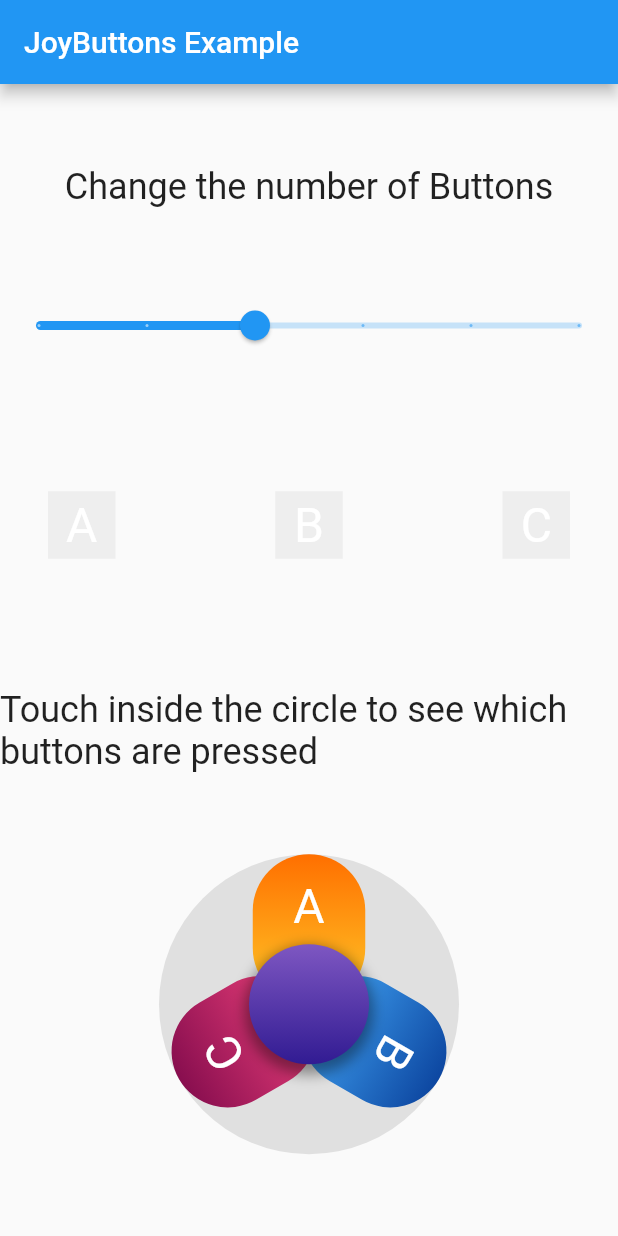
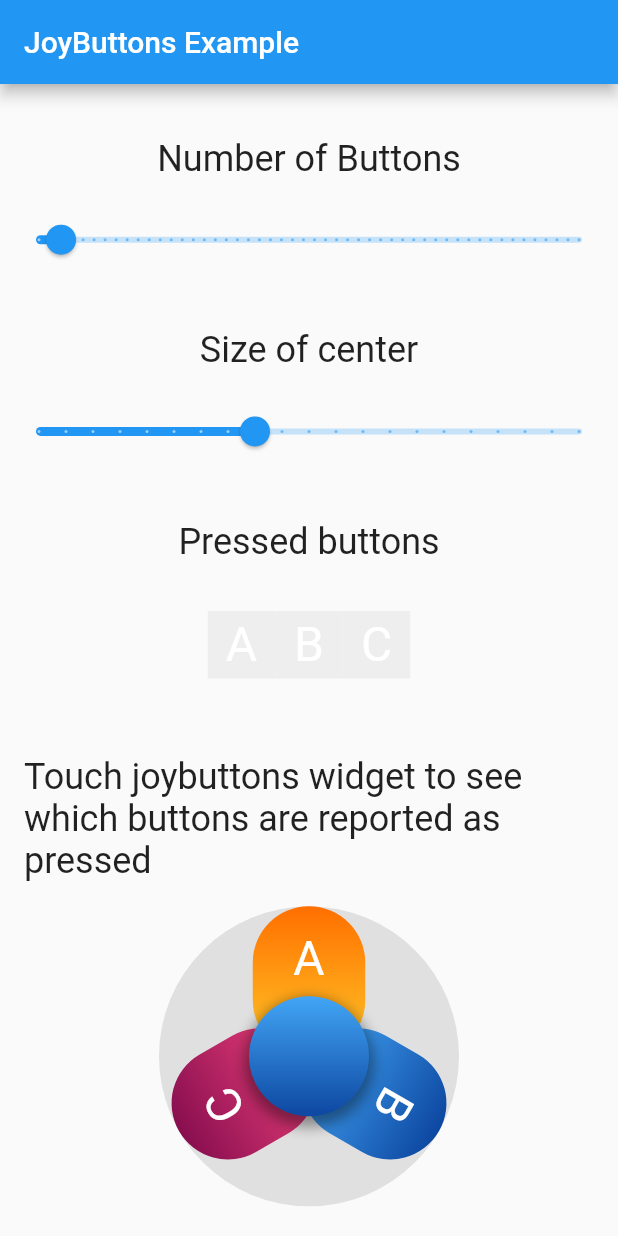
Before and after one commit to cybaker/flutter_joybuttons, a Flutter app: the screen it shows after launch, on a phone screen of 412 x 824 dp. Run offline on Flutter 3.47's test engine with Material 2 defaults, Android fonts, the phone set to English and light mode, and no system bars.

Commit message:
Update example (#4)
* Update version

* Large number of buttons

* Large number of indicators

* Refactor center key

* Refactor example layout

* Add example center sizing

* Update test

---------

Co-authored-by: Thomas Baker <thomas_baker@intuit.com>

```diff
--- a/example/lib/main.dart
+++ b/example/lib/main.dart
@@ -21,32 +21,6 @@ class JoyButtonsExampleApp extends StatelessWidget {
   }
 }
 
-class MainPage extends StatelessWidget {
-  const MainPage({Key? key}) : super(key: key);
-
-  @override
-  Widget build(BuildContext context) {
-    return SizedBox(
-      width: double.infinity,
-      child: Column(
-        mainAxisAlignment: MainAxisAlignment.center,
-        children: [
-          ElevatedButton(
-            onPressed: () {
-              Navigator.push(
-                context,
-                MaterialPageRoute(
-                    builder: (context) => const JoyButtonsExample()),
-              );
-            },
-            child: const Text('JoyButtons'),
-          ),
-        ],
-      ),
-    );
-  }
-}
-
 class JoyButtonsExample extends StatefulWidget {
   const JoyButtonsExample({Key? key}) : super(key: key);
 
@@ -58,17 +32,26 @@ class _JoyButtonsExampleState extends State<JoyButtonsExample> {
   List<int> _pressed = [];
   double dimension = 45;
 
+  double _sizeOfCenter = 0.4;
   double _numberOfButtons = 3;
+  final double _maxButtons = 50;
+
+  final _names = List.generate(26, (index) => String.fromCharCode(index + 65));
+  final _colors = [
+    Colors.amber,
+    Colors.blue,
+    Colors.pink,
+    Colors.green,
+    Colors.red,
+    Colors.lime,
+  ];
 
   List<Widget> getButtons() {
-    return [
-      testButton("A", Colors.amber),
-      testButton("B", Colors.blue),
-      testButton("C", Colors.pink),
-      testButton("D", Colors.green),
-      testButton("E", Colors.red),
-      testButton("F", Colors.lime),
-    ];
+    return List.generate(_numberOfButtons.round(), (index) {
+      var name = _names[index % _names.length];
+      var color = _colors[index % _colors.length];
+      return testButton(name, color);
+    });
   }
 
   JoyButtonsButton testButton(String label, MaterialColor color) {
@@ -76,22 +59,17 @@ class _JoyButtonsExampleState extends State<JoyButtonsExample> {
       widgetColor: color,
       title: Padding(
         padding: const EdgeInsets.only(top: 16.0),
-        child: Text(label,
-            style: const TextStyle(color: Colors.white, fontSize: 32)),
+        child: Text(label, style: const TextStyle(color: Colors.white, fontSize: 32)),
       ),
     );
   }
 
-  List<Widget> getContainers(int number) {
-    List<Widget> all = [
-      testIndicator("A", 0, Colors.amber),
-      testIndicator("B", 1, Colors.blue),
-      testIndicator("C", 2, Colors.pink),
-      testIndicator("D", 3, Colors.green),
-      testIndicator("E", 4, Colors.red),
-      testIndicator("F", 5, Colors.lime),
-    ];
-    return all.take(number).toList();
+  List<Widget> getIndicators(int number) {
+    return List.generate(_numberOfButtons.round(), (index) {
+      var name = _names[index % _names.length];
+      var color = _colors[index % _colors.length];
+      return testIndicator(name, index, color);
+    });
   }
 
   Container testIndicator(String label, int index, Color color) {
@@ -100,8 +78,7 @@ class _JoyButtonsExampleState extends State<JoyButtonsExample> {
       width: dimension,
       height: dimension,
       color: _pressed.contains(index) ? color : Colors.grey.shade200,
-      child: Text(label,
-          style: const TextStyle(color: Colors.white, fontSize: 32)),
+      child: Text(label, style: const TextStyle(color: Colors.white, fontSize: 32)),
     );
   }
 
@@ -112,13 +89,17 @@ class _JoyButtonsExampleState extends State<JoyButtonsExample> {
         child: Column(
           mainAxisAlignment: MainAxisAlignment.spaceEvenly,
           children: [
-            const Text("Change the number of Buttons",
-                style: TextStyle(fontSize: 24)),
+            Column(
+              children: [
+                const Padding(
+                  padding: EdgeInsets.all(16.0),
+                  child: Text("Number of Buttons", style: TextStyle(fontSize: 24)),
+                ),
                 Slider(
                   min: 1.0,
-              max: 6.0,
+                  max: _maxButtons,
                   value: _numberOfButtons,
-              divisions: 5,
+                  divisions: (_maxButtons - 1.0).round(),
                   label: '${_numberOfButtons.round()}',
                   onChanged: (value) {
                     setState(() {
@@ -126,31 +107,63 @@ class _JoyButtonsExampleState extends State<JoyButtonsExample> {
                     });
                   },
                 ),
+              ],
+            ),
+            Column(
+              children: [
+                const Padding(
+                  padding: EdgeInsets.all(16.0),
+                  child: Text("Size of center", style: TextStyle(fontSize: 24)),
+                ),
+                Slider(
+                  min: 0.0,
+                  max: 1.0,
+                  value: _sizeOfCenter,
+                  divisions: 20,
+                  label: _sizeOfCenter.toString(),
+                  onChanged: (value) {
+                    setState(() {
+                      _sizeOfCenter = value;
+                    });
+                  },
+                ),
+              ],
+            ),
+            Column(
+              children: [
+                const Padding(
+                  padding: EdgeInsets.all(16.0),
+                  child: Text("Pressed buttons", style: TextStyle(fontSize: 24)),
+                ),
                 Padding(
-              padding: const EdgeInsets.all(32.0),
-              child: Row(
-                mainAxisAlignment: MainAxisAlignment.spaceBetween,
+                  padding: const EdgeInsets.all(16.0),
+                  child: Wrap(
+                    alignment: WrapAlignment.spaceAround,
                     children: [
-                  ...getContainers(_numberOfButtons.round()),
+                      ...getIndicators(_numberOfButtons.round()),
                     ],
                   ),
                 ),
-            const Text(
-                "Touch inside the circle to see which buttons are pressed",
+              ],
+            ),
+            Column(
+              children: [
+                const Padding(
+                  padding: EdgeInsets.all(16.0),
+                  child: Text("Touch joybuttons widget to see which buttons are reported as pressed",
                       style: TextStyle(fontSize: 24)),
-            Align(
-              alignment: const Alignment(0, 0.8),
-              child: JoyButtons(
-                centerButtonOutput:
-                    List.generate(_numberOfButtons.round(), (index) => index),
-                buttonWidgets:
-                    getButtons().take(_numberOfButtons.round()).toList(),
+                ),
+                JoyButtons(
+                  centerButtonOutput: List.generate(_numberOfButtons.round(), (index) => index),
+                  centerWidget: JoyButtonsCenter(size: Size(200*_sizeOfCenter, 200*_sizeOfCenter),),
+                  buttonWidgets: getButtons(),
                   listener: (details) {
                     setState(() {
                       _pressed = details.pressed;
                     });
                   },
                 ),
+              ],
             ),
           ],
         ),
--- a/lib/src/joybuttons_center.dart
+++ b/lib/src/joybuttons_center.dart
@@ -1,6 +1,8 @@
 import 'package:flutter/material.dart';
 
 class JoyButtonsCenter extends StatelessWidget {
+  static const joyButtonsCenterKey = "flutter_joybuttons_center";
+
   final MaterialColor widgetColor;
 
   final Size size;
@@ -14,7 +16,7 @@ class JoyButtonsCenter extends StatelessWidget {
   @override
   Widget build(BuildContext context) {
     return Container(
-      key: const Key("joybuttons_center"),
+      key: const Key(joyButtonsCenterKey),
       width: size.width,
       height: size.height,
       decoration: BoxDecoration(
--- a/pubspec.yaml
+++ b/pubspec.yaml
@@ -1,6 +1,6 @@
 name: flutter_joybuttons
 description: Virtual buttons for Flutter touchscreen applications. Flexible and customizable.
-version: 1.0.2
+version: 1.0.3
 homepage: https://github.com/cybaker/flutter_joybuttons
 repository: https://github.com/cybaker/flutter_joybuttons
 
```
Also changed, not shown: example/pubspec.lock, 1 other file. Lines whose indentation alone changed are shown as unchanged.
